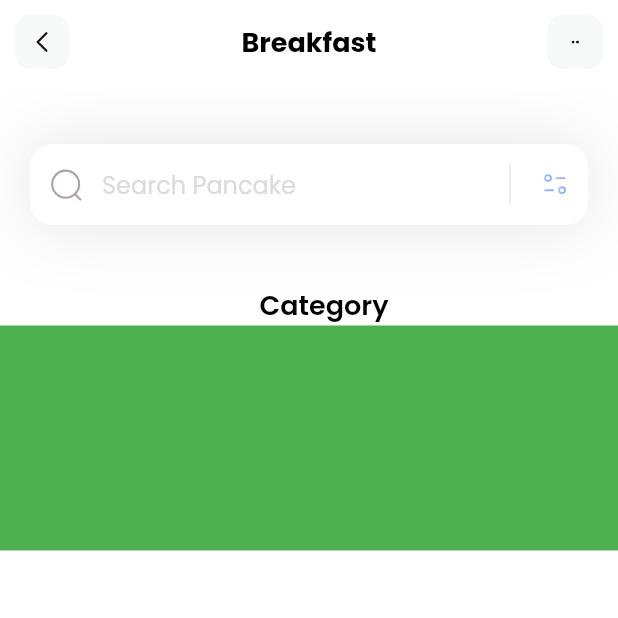
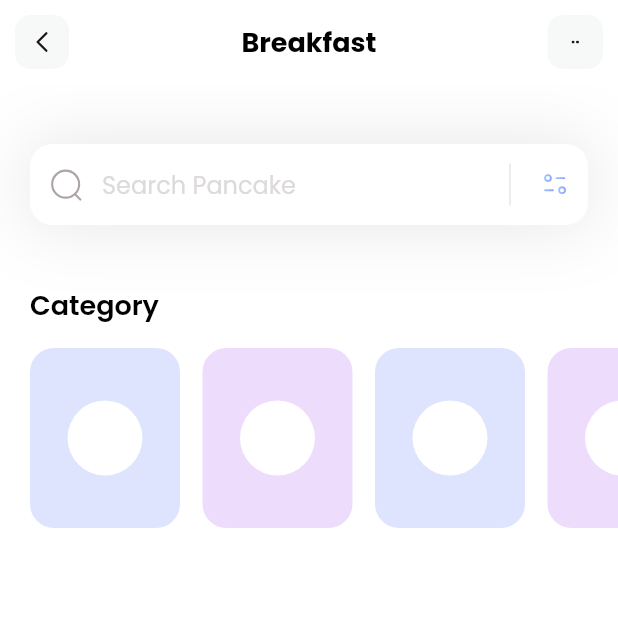
Before and after one commit to Badizawr/flutter_first_progect, a Flutter app: the screen it shows after launch, on a phone screen of 412 x 824 dp, the top half of it. Run offline on Flutter 3.47's test engine with Material 2 defaults, Android fonts, the phone set to English and light mode, and no system bars; our stand-ins replace flutter_svg.

Commit message:
make category model

```diff
--- /dev/null
+++ b/lib/models/category_model.dart
@@ -0,0 +1,39 @@
+import 'package:flutter/material.dart';
+
+class CategoryModel {
+  String name;
+  String iconPath;
+  Color boxColor;
+
+  CategoryModel({
+    required this.name,
+    required this.iconPath,
+    required this.boxColor,
+  });
+
+  static List<CategoryModel> getCategories() {
+    List<CategoryModel> categories = [];
+
+    categories.add(CategoryModel(
+        name: 'Salad',
+        iconPath: 'assets/icons/plate',
+        boxColor: Color(0xff92A3FD)));
+
+    categories.add(CategoryModel(
+        name: 'Salad',
+        iconPath: 'assets/icons/plate',
+        boxColor: Color(0xffC58BF2)));
+
+    categories.add(CategoryModel(
+        name: 'Salad',
+        iconPath: 'assets/icons/plate',
+        boxColor: Color(0xff92A3FD)));
+
+    categories.add(CategoryModel(
+        name: 'Salad',
+        iconPath: 'assets/icons/plate',
+        boxColor: Color(0xffC58BF2)));
+
+    return categories;
+  }
+}
--- a/lib/pages/home.dart
+++ b/lib/pages/home.dart
@@ -1,11 +1,29 @@
 import 'package:flutter/material.dart';
+import 'package:flutter_application_1/models/category_model.dart';
 import 'package:flutter_svg/flutter_svg.dart';
 
-class HomePage extends StatelessWidget {
-  const HomePage({super.key});
+class HomePage extends StatefulWidget {
+  HomePage({super.key});
+
+  @override
+  State<HomePage> createState() => _HomePageState();
+}
+
+class _HomePageState extends State<HomePage> {
+  List<CategoryModel> categories = [];
+
+  void _getCategories() {
+    categories = CategoryModel.getCategories();
+  }
+
+  @override
+  void initState() {
+    _getCategories();
+  }
 
   @override
   Widget build(BuildContext context) {
+    _getCategories();
     return Scaffold(
       appBar: appBar(),
       backgroundColor: Colors.white,
@@ -15,6 +33,7 @@ class HomePage extends StatelessWidget {
           height: 40,
         ),
         Column(
+          crossAxisAlignment: CrossAxisAlignment.start,
           children: [
             Padding(
               padding: const EdgeInsets.only(left: 20),
@@ -26,9 +45,38 @@ class HomePage extends StatelessWidget {
                     fontWeight: FontWeight.w600),
               ),
             ),
+            SizedBox(
+              height: 15,
+            ),
             Container(
-              height: 150,
-              color: Colors.green,
+              height: 120,
+              child: ListView.separated(
+                itemCount: categories.length,
+                scrollDirection: Axis.horizontal,
+                padding: EdgeInsets.only(left: 20, right: 20),
+                separatorBuilder: (context, index) => SizedBox(
+                  width: 15,
+                ),
+                itemBuilder: (context, index) {
+                  return Container(
+                    width: 100,
+                    decoration: BoxDecoration(
+                        color: categories[index].boxColor.withOpacity(0.3),
+                        borderRadius: BorderRadius.circular(16)),
+                    child: Column(
+                      mainAxisAlignment: MainAxisAlignment.center,
+                      children: [
+                        Container(
+                          width: 50,
+                          height: 50,
+                          decoration: BoxDecoration(
+                              color: Colors.white, shape: BoxShape.circle),
+                        )
+                      ],
+                    ),
+                  );
+                },
+              ),
             )
           ],
         )
```
